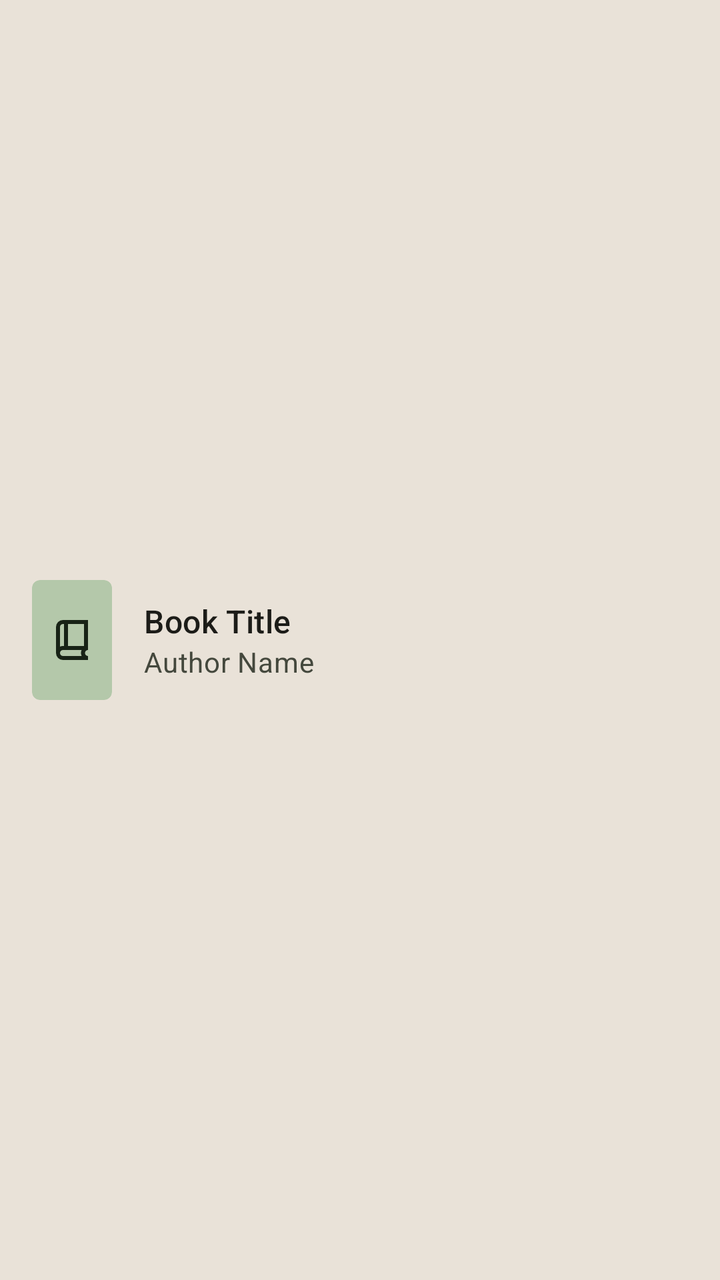
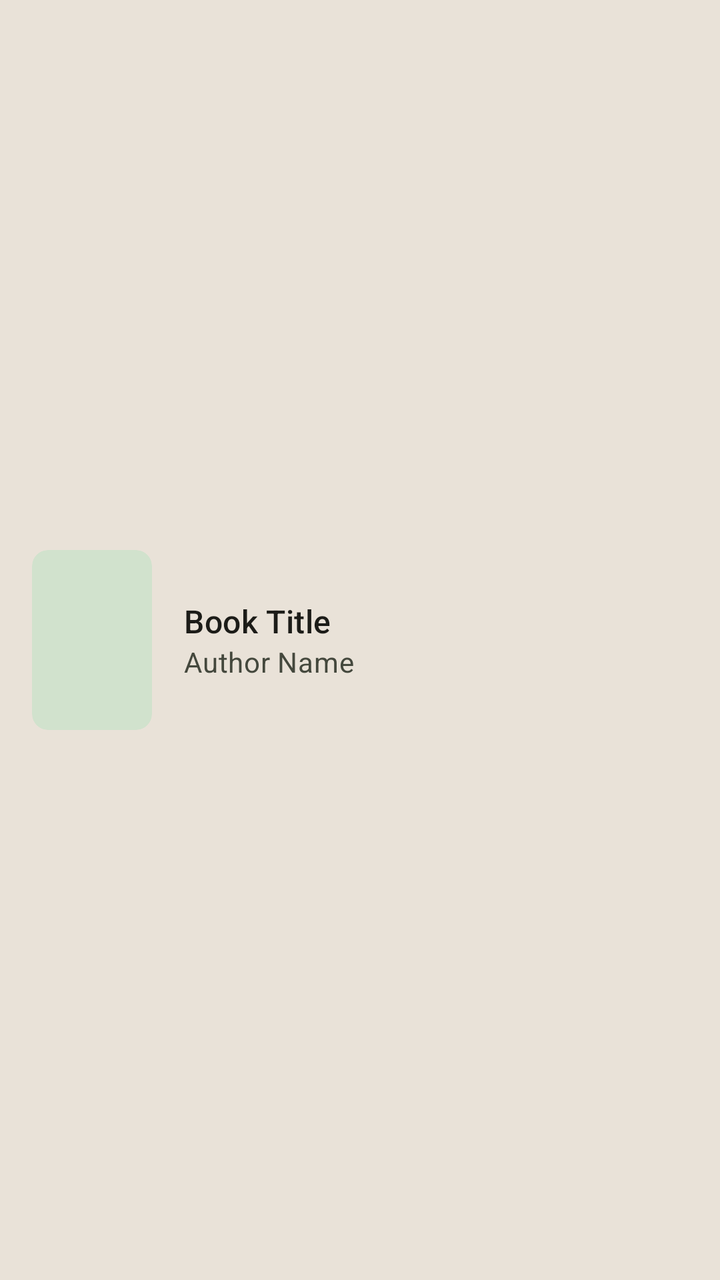

Two renders of the same Android screen: before a commit and after it. Below are the layout's source before the change and the commit's diff.
<!-- AndroidManifest.xml: application theme Theme.BookNookApp -->
<!-- res/layout/item_book_wishlist.xml -->
<?xml version="1.0" encoding="utf-8"?>
<LinearLayout xmlns:android="http://schemas.android.com/apk/res/android"
    xmlns:app="http://schemas.android.com/apk/res-auto"
    android:layout_width="match_parent"
    android:layout_height="wrap_content"
    android:orientation="horizontal"
    android:padding="16dp"
    android:gravity="center_vertical">

    
    <com.google.android.material.card.MaterialCardView
        android:layout_width="40dp"
        android:layout_height="60dp"
        app:cardCornerRadius="4dp"
        app:strokeWidth="0dp"
        app:cardBackgroundColor="?attr/colorPrimaryContainer">
        <ImageView
            android:layout_width="match_parent"
            android:layout_height="match_parent"
            android:src="@drawable/ic_book"
            android:padding="8dp"
            app:tint="?attr/colorOnPrimaryContainer"/>
    </com.google.android.material.card.MaterialCardView>

    <LinearLayout
        android:layout_width="0dp"
        android:layout_height="wrap_content"
        android:layout_weight="1"
        android:layout_marginStart="16dp"
        android:orientation="vertical">

        <TextView
            android:id="@+id/tvBookTitle"
            android:layout_width="wrap_content"
            android:layout_height="wrap_content"
            android:text="Book Title"
            android:textAppearance="@style/TextAppearance.Material3.TitleMedium"
            android:textColor="?attr/colorOnSurface" />

        <TextView
            android:id="@+id/tvBookAuthor"
            android:layout_width="wrap_content"
            android:layout_height="wrap_content"
            android:text="Author Name"
            android:textAppearance="@style/TextAppearance.Material3.BodyMedium"
            android:textColor="?attr/colorOnSurfaceVariant" />
    </LinearLayout>

    


</LinearLayout>
<!-- resources referenced by this layout -->
<resources>
  <!-- drawable ic_book (drawable) -->
  <vector xmlns:android="http://schemas.android.com/apk/res/android" android:height="24dp" android:tint="#000000" android:viewportHeight="960" android:viewportWidth="960" android:width="24dp">
        
      <path android:fillColor="@android:color/white" android:pathData="M300,880Q242,880 201,839Q160,798 160,740L160,220Q160,162 201,121Q242,80 300,80L800,80L800,680Q775,680 757.5,697.5Q740,715 740,740Q740,765 757.5,782.5Q775,800 800,800L800,880L300,880ZM240,613Q254,606 269,603Q284,600 300,600L320,600L320,160L300,160Q275,160 257.5,177.5Q240,195 240,220L240,613ZM400,600L720,600L720,160L400,160L400,600ZM240,613Q240,613 240,613Q240,613 240,613L240,613L240,160L240,160Q240,160 240,160Q240,160 240,160L240,613ZM300,800L673,800Q667,786 663.5,771.5Q660,757 660,740Q660,724 663,709Q666,694 673,680L300,680Q274,680 257,697.5Q240,715 240,740Q240,766 257,783Q274,800 300,800Z"/>
      
  </vector>
  <color name="md_theme_primary">#4C6246</color>
  <color name="md_theme_onPrimary">#FFFFFF</color>
  <color name="md_theme_primaryContainer">#B4C8AA</color>
  <color name="md_theme_onPrimaryContainer">#182316</color>
  <color name="md_theme_secondary">#5C757A</color>
  <color name="md_theme_onSecondary">#FFFFFF</color>
  <color name="md_theme_secondaryContainer">#DEEBF1</color>
  <color name="md_theme_onSecondaryContainer">#141E21</color>
  <color name="md_theme_tertiary">#CB7A5C</color>
  <color name="md_theme_onTertiary">#FFFFFF</color>
  <color name="md_theme_tertiaryContainer">#FFDBC9</color>
  <color name="md_theme_onTertiaryContainer">#331200</color>
  <color name="md_theme_surface">#E9E2D8</color>
  <color name="md_theme_onSurface">#1C1C18</color>
  <color name="md_theme_surfaceContainer">#DFD9D0</color>
  <color name="md_theme_onSurfaceVariant">#44483D</color>
  <color name="md_theme_outlineVariant">#C4C8BB</color>
  <color name="md_theme_error">#BA1A1A</color>
  <color name="md_theme_onError">#FFFFFF</color>
  <style name="AppBottomSheetDialogTheme" parent="Theme.Design.Light.BottomSheetDialog">
          <item name="bottomSheetStyle">@style/AppModalStyle</item>
      </style>
  <style name="AppModalStyle" parent="Widget.Design.BottomSheet.Modal">
          <item name="android:background">@android:color/transparent</item>
      </style>
  <!-- unchanged entries left out for length: 1 -->
</resources>

<!-- the commit's change to res/layout/item_book_wishlist.xml (unified diff, before → after) -->
@@ -9,17 +9,19 @@
 
     
     <com.google.android.material.card.MaterialCardView
-        android:layout_width="40dp"
-        android:layout_height="60dp"
-        app:cardCornerRadius="4dp"
+        android:layout_width="60dp"
+        android:layout_height="90dp"
+        app:cardCornerRadius="8dp"
         app:strokeWidth="0dp"
-        app:cardBackgroundColor="?attr/colorPrimaryContainer">
+        app:cardBackgroundColor="#D1E2CD">
+
         <ImageView
+            android:id="@+id/ivBookCover"
             android:layout_width="match_parent"
             android:layout_height="match_parent"
-            android:src="@drawable/ic_book"
-            android:padding="8dp"
-            app:tint="?attr/colorOnPrimaryContainer"/>
+            android:scaleType="fitCenter"
+            android:adjustViewBounds="true" />
+
     </com.google.android.material.card.MaterialCardView>
 
     <LinearLayout
<!-- resource entries referenced after the edit -->
@@ -1,11 +1,5 @@
 <!-- resources referenced by this layout -->
 <resources>
-  <!-- drawable ic_book (drawable) -->
-  <vector xmlns:android="http://schemas.android.com/apk/res/android" android:height="24dp" android:tint="#000000" android:viewportHeight="960" android:viewportWidth="960" android:width="24dp">
-        
-      <path android:fillColor="@android:color/white" android:pathData="M300,880Q242,880 201,839Q160,798 160,740L160,220Q160,162 201,121Q242,80 300,80L800,80L800,680Q775,680 757.5,697.5Q740,715 740,740Q740,765 757.5,782.5Q775,800 800,800L800,880L300,880ZM240,613Q254,606 269,603Q284,600 300,600L320,600L320,160L300,160Q275,160 257.5,177.5Q240,195 240,220L240,613ZM400,600L720,600L720,160L400,160L400,600ZM240,613Q240,613 240,613Q240,613 240,613L240,613L240,160L240,160Q240,160 240,160Q240,160 240,160L240,613ZM300,800L673,800Q667,786 663.5,771.5Q660,757 660,740Q660,724 663,709Q666,694 673,680L300,680Q274,680 257,697.5Q240,715 240,740Q240,766 257,783Q274,800 300,800Z"/>
-      
-  </vector>
   <color name="md_theme_primary">#4C6246</color>
   <color name="md_theme_onPrimary">#FFFFFF</color>
   <color name="md_theme_primaryContainer">#B4C8AA</color>
